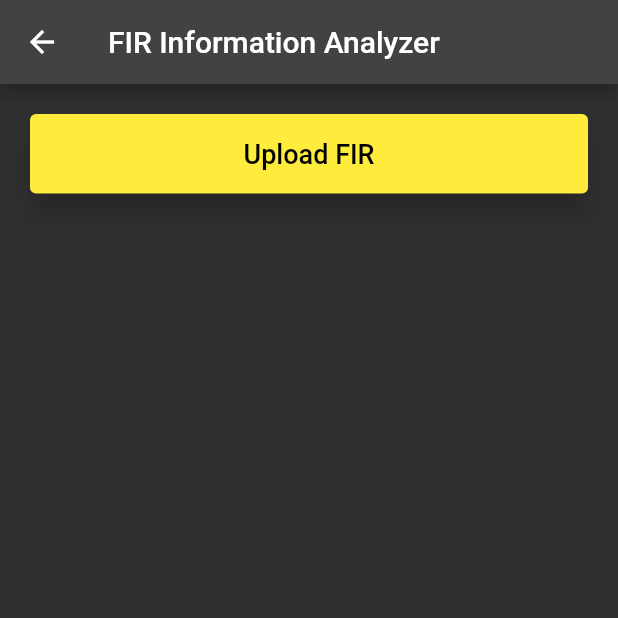
After one commit to harshitsinghcode/law_help_falcon, a Flutter app: the CaseInfoAnalyzer screen opened directly, after a tap on "Upload FIR", on a phone screen of 412 x 824 dp, the top half of it. The commit adds this screen. Run offline on Flutter 3.47's test engine with Material 2 defaults, Android fonts, the phone set to English and light mode, and no system bars; our stand-ins replace bubble, cloud_firestore, dot_navigation_bar, expansion_tile_card, file_picker, firebase_auth and 5 more; missing offline and left inert: dialogflow_flutter, read_pdf_text; accounts and stored records are empty; project files that could hold a hidden picture were left out.

Commit message:
enhanced login ui and added fir analyzer

```diff
--- a/lib/screens/Intro/intro_screen.dart
+++ b/lib/screens/Intro/intro_screen.dart
@@ -62,7 +62,7 @@ class _IntroScreenState extends State<IntroScreen> {
                     ),
                     onTap: () {
                       if (onLastPage) {
-                        Navigator.push(
+                        Navigator.pushReplacement(
                           context,
                           MaterialPageRoute(
                             builder: (context) => const LoginPage(),
--- /dev/null
+++ b/lib/screens/stakeholders/undertrial/fir_analyser.dart
@@ -0,0 +1,236 @@
+// ignore_for_file: library_private_types_in_public_api, empty_catches
+
+import 'package:flutter/material.dart';
+import 'package:file_picker/file_picker.dart';
+import 'package:read_pdf_text/read_pdf_text.dart';
+
+class FirInfo {
+  final String ipcSection;
+  final String nameOfCrime;
+  final String punishment;
+  final String bailable;
+
+  FirInfo({
+    required this.ipcSection,
+    required this.nameOfCrime,
+    required this.punishment,
+    required this.bailable,
+  });
+}
+
+class CaseInfoAnalyzer extends StatefulWidget {
+  const CaseInfoAnalyzer({super.key});
+
+  @override
+  _CaseInfoAnalyzerState createState() => _CaseInfoAnalyzerState();
+}
+
+class _CaseInfoAnalyzerState extends State<CaseInfoAnalyzer> {
+  String pdfText = '';
+  List<Widget> displayedCards = [];
+
+  List<FirInfo> firData = [
+    FirInfo(
+      ipcSection: '498A',
+      nameOfCrime: 'Murder',
+      punishment: 'Death or life sentence and fine',
+      bailable: 'Non-bailable',
+    ),
+    FirInfo(
+      ipcSection: '375',
+      nameOfCrime: 'Sexual Assault',
+      punishment: '7 years to life sentence in jail',
+      bailable: 'Non-bailable',
+    ),
+    FirInfo(
+      ipcSection: '307',
+      nameOfCrime: 'Attempted Murder',
+      punishment: '10 years to life imprisonment',
+      bailable: 'Non-bailable',
+    ),
+    FirInfo(
+      ipcSection: '359',
+      nameOfCrime: 'Attempted Kidnapping',
+      punishment: '7 years and fine',
+      bailable: 'Non-bailable',
+    ),
+    FirInfo(
+      ipcSection: '366-B',
+      nameOfCrime: 'Importation of a Girl from a Foreign Country',
+      punishment: '10 years and fine',
+      bailable: 'Non-bailable',
+    ),
+    FirInfo(
+      ipcSection: '378',
+      nameOfCrime: 'Theft',
+      punishment: '3 years in jail',
+      bailable: 'Non-bailable',
+    ),
+    FirInfo(
+      ipcSection: '383',
+      nameOfCrime: 'Extortion',
+      punishment: '3 years in jail',
+      bailable: 'Bailable',
+    ),
+    FirInfo(
+      ipcSection: '391',
+      nameOfCrime: 'Dacoity',
+      punishment: '10 years and fine',
+      bailable: 'Non-bailable',
+    ),
+    FirInfo(
+      ipcSection: '390',
+      nameOfCrime: 'Robbery',
+      punishment: '10 to 14 years and fine',
+      bailable: 'Non-bailable',
+    ),
+    FirInfo(
+      ipcSection: '415',
+      nameOfCrime: 'Cheating',
+      punishment: '1 year and fine',
+      bailable: 'Bailable',
+    ),
+  ];
+
+  Future<void> pickAndParsePDF() async {
+    FilePickerResult? result = await FilePicker.platform.pickFiles(
+      type: FileType.custom,
+      allowedExtensions: ['pdf'],
+    );
+
+    if (result != null) {
+      PlatformFile file = result.files.first;
+
+      try {
+        String text = await ReadPdfText.getPDFtext(file.path ?? '');
+
+        List<FirInfo> matchingFirs = [];
+
+        for (FirInfo info in firData) {
+          if (text.contains(info.ipcSection)) {
+            matchingFirs.add(info);
+          }
+        }
+
+        if (matchingFirs.isNotEmpty) {
+          setState(() {
+            pdfText = '';
+            displayedCards = matchingFirs.map((info) {
+              return Card(
+                elevation: 5.0,
+                margin: const EdgeInsets.all(10.0),
+                shape: RoundedRectangleBorder(
+                  borderRadius: BorderRadius.circular(16.0),
+                ),
+                child: Container(
+                  decoration: BoxDecoration(
+                    gradient: LinearGradient(
+                      colors: [
+                        Colors.black,
+                        Colors.grey[850]!
+                      ], // Gradient colors
+                      begin: Alignment.centerLeft,
+                      end: Alignment.centerRight,
+                    ),
+                    borderRadius: BorderRadius.circular(16.0),
+                  ),
+                  padding: const EdgeInsets.all(16.0),
+                  child: Column(
+                    crossAxisAlignment: CrossAxisAlignment.start,
+                    children: [
+                      Text(
+                        'IPC Section: ${info.ipcSection}',
+                        style: const TextStyle(
+                          fontSize: 18.0,
+                          fontWeight: FontWeight.bold,
+                          color: Colors.white,
+                        ),
+                      ),
+                      const SizedBox(height: 8.0),
+                      Text(
+                        'Name of Crime: ${info.nameOfCrime}',
+                        style: const TextStyle(
+                          fontSize: 16.0,
+                          color: Colors.white,
+                        ),
+                      ),
+                      const SizedBox(height: 8.0),
+                      Text(
+                        'Punishment: ${info.punishment}',
+                        style: const TextStyle(
+                          fontSize: 16.0,
+                          color: Colors.white,
+                        ),
+                      ),
+                      const SizedBox(height: 8.0),
+                      Text(
+                        'Baillable: ${info.bailable}',
+                        style: const TextStyle(
+                          fontSize: 16.0,
+                          color: Colors.white,
+                        ),
+                      ),
+                    ],
+                  ),
+                ),
+              );
+            }).toList();
+          });
+        } else {
+          setState(() {
+            pdfText = 'No matching FIR information found in the PDF';
+            displayedCards = [];
+          });
+        }
+      } catch (e) {}
+    }
+  }
+
+  @override
+  Widget build(BuildContext context) {
+    return Scaffold(
+      appBar: AppBar(
+        title: const Text('FIR Information Analyzer'),
+      ),
+      body: Center(
+        child: Padding(
+          padding: const EdgeInsets.all(20.0),
+          child: Column(
+            mainAxisAlignment: MainAxisAlignment.center,
+            children: <Widget>[
+              SizedBox(
+                width: double.infinity,
+                child: ElevatedButton(
+                  onPressed: pickAndParsePDF,
+                  style: ElevatedButton.styleFrom(
+                    foregroundColor: Colors.black,
+                    padding: const EdgeInsets.all(16.0),
+                    backgroundColor: Colors.yellow,
+                    elevation: 8.0,
+                  ),
+                  child: const Text(
+                    'Upload FIR',
+                    style: TextStyle(fontSize: 18.0),
+                  ),
+                ),
+              ),
+              Text(
+                pdfText,
+                style: const TextStyle(
+                  fontSize: 16.0,
+                  color: Colors.black87,
+                ),
+              ),
+              const SizedBox(height: 20.0),
+              Expanded(
+                child: ListView(
+                  children: displayedCards,
+                ),
+              ),
+            ],
+          ),
+        ),
+      ),
+    );
+  }
+}
--- a/pubspec.yaml
+++ b/pubspec.yaml
@@ -53,6 +53,8 @@ dependencies:
   expansion_tile_card: ^3.0.0
   bubble: ^1.2.1
   dialogflow_flutter: ^1.0.0
+  file_picker: ^5.5.0
+  read_pdf_text: ^0.2.1
 
 
 dev_dependencies:
```
Also changed, not shown: lib/screens/login/login_ui.dart (+21 -8 lines), lib/screens/stakeholders/undertrial/ut_home.dart (+13 -1 lines), assets/images/152533.png (added), assets/images/3580177.png (added), assets/images/402-legal-balance-legal-unscreen.gif (added), assets/images/5238442.png (added), assets/images/key.png (added), assets/images/plus.png (added), pubspec.lock, 1 other file.
